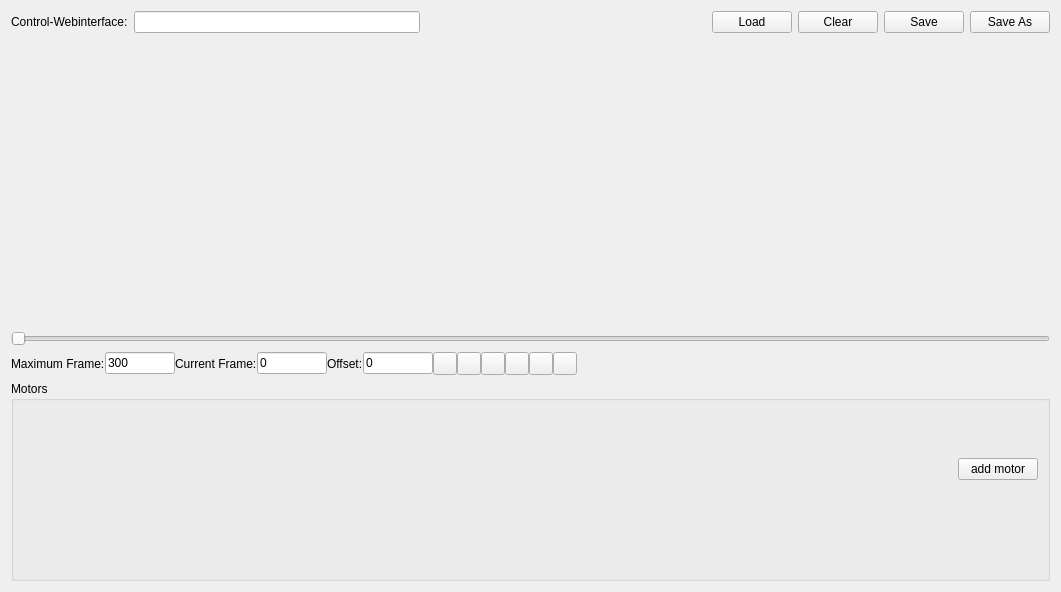
The window that gui/motioncontrol.ui (pfedick/openstopmotion) describes before a commit, drawn with Qt 5.
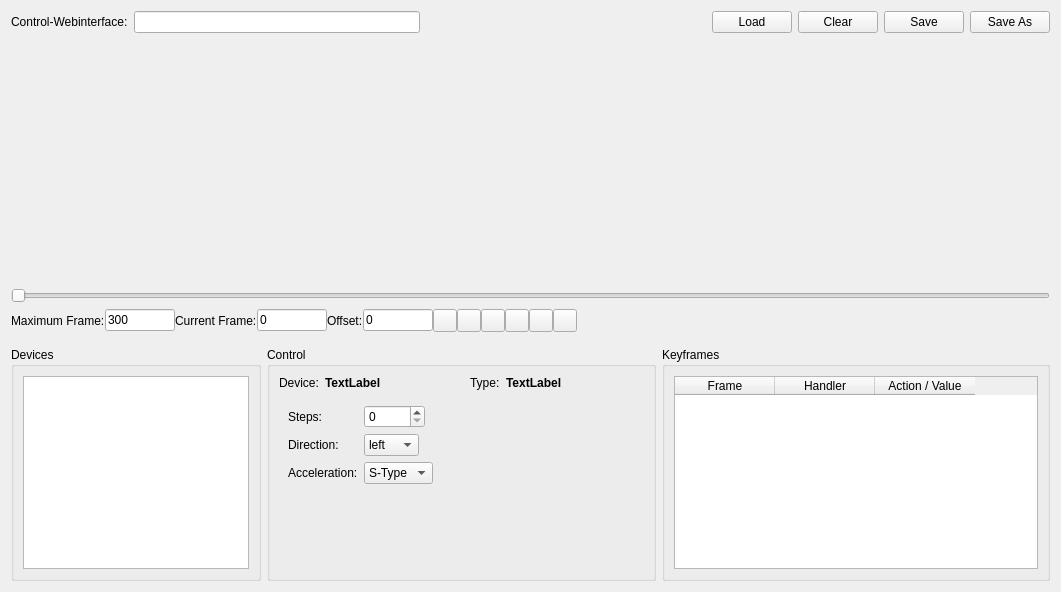
The same window after the commit. Icons and pictures are not drawn.

Commit message: MotionControl weiterentwickelt

Diff of the .ui file:
```diff
--- a/gui/motioncontrol.ui
+++ b/gui/motioncontrol.ui
@@ -333,67 +333,288 @@
     </layout>
    </item>
    <item>
-    <widget class="QGroupBox" name="groupBox">
-     <property name="minimumSize">
-      <size>
-       <width>0</width>
-       <height>200</height>
-      </size>
+    <layout class="QHBoxLayout" name="horizontalLayout_4">
+     <property name="topMargin">
+      <number>9</number>
      </property>
-     <property name="title">
-      <string>Motors</string>
-     </property>
-     <layout class="QHBoxLayout" name="horizontalLayout_3">
-      <item>
-       <widget class="QWidget" name="widget" native="true">
-        <property name="sizePolicy">
-         <sizepolicy hsizetype="Expanding" vsizetype="Preferred">
-          <horstretch>0</horstretch>
-          <verstretch>0</verstretch>
-         </sizepolicy>
-        </property>
-        <layout class="QVBoxLayout" name="verticalLayout_2">
-         <property name="topMargin">
-          <number>0</number>
-         </property>
-         <property name="bottomMargin">
-          <number>0</number>
-         </property>
-         <item>
-          <layout class="QHBoxLayout" name="motorsLayout"/>
-         </item>
-        </layout>
-       </widget>
-      </item>
-      <item>
+     <item>
+      <widget class="QGroupBox" name="groupBox_2">
+       <property name="maximumSize">
+        <size>
+         <width>250</width>
+         <height>16777215</height>
+        </size>
+       </property>
+       <property name="title">
+        <string>Devices</string>
+       </property>
+       <layout class="QHBoxLayout" name="horizontalLayout_3">
+        <item>
+         <widget class="QListWidget" name="devicesListWidget"/>
+        </item>
+       </layout>
+      </widget>
+     </item>
+     <item>
+      <widget class="QGroupBox" name="groupBox">
+       <property name="title">
+        <string>Control</string>
+       </property>
+       <layout class="QVBoxLayout" name="verticalLayout_2">
+        <item>
+         <layout class="QHBoxLayout" name="horizontalLayout_5">
+          <property name="topMargin">
+           <number>0</number>
+          </property>
+          <item>
+           <widget class="QLabel" name="label_2">
+            <property name="text">
+             <string>Device:</string>
+            </property>
+           </widget>
+          </item>
+          <item>
+           <widget class="QLabel" name="currentDeviceName">
+            <property name="sizePolicy">
+             <sizepolicy hsizetype="Expanding" vsizetype="Preferred">
+              <horstretch>0</horstretch>
+              <verstretch>0</verstretch>
+             </sizepolicy>
+            </property>
+            <property name="font">
+             <font>
+              <weight>75</weight>
+              <bold>true</bold>
+             </font>
+            </property>
+            <property name="text">
+             <string>TextLabel</string>
+            </property>
+           </widget>
+          </item>
+          <item>
+           <widget class="QLabel" name="label_6">
+            <property name="text">
+             <string>Type:</string>
+            </property>
+           </widget>
+          </item>
+          <item>
+           <widget class="QLabel" name="currentDeviceTypeName">
+            <property name="sizePolicy">
+             <sizepolicy hsizetype="Expanding" vsizetype="Preferred">
+              <horstretch>0</horstretch>
+              <verstretch>0</verstretch>
+             </sizepolicy>
+            </property>
+            <property name="font">
+             <font>
+              <weight>75</weight>
+              <bold>true</bold>
+             </font>
+            </property>
+            <property name="text">
+             <string>TextLabel</string>
+            </property>
+           </widget>
+          </item>
+         </layout>
+        </item>
+        <item>
+         <widget class="QStackedWidget" name="stackedWidget">
+          <property name="currentIndex">
+           <number>1</number>
+          </property>
+          <widget class="QWidget" name="pageControlRange">
+           <layout class="QFormLayout" name="formLayout">
+            <item row="0" column="0">
+             <widget class="QLabel" name="label_7">
+              <property name="text">
+               <string>Intensity:</string>
+              </property>
+             </widget>
+            </item>
+            <item row="0" column="1">
+             <widget class="QSlider" name="controlRangeHorizontalSlider">
+              <property name="orientation">
+               <enum>Qt::Horizontal</enum>
+              </property>
+             </widget>
+            </item>
+            <item row="1" column="1">
+             <layout class="QHBoxLayout" name="horizontalLayout_6">
+              <property name="topMargin">
+               <number>0</number>
+              </property>
+              <item>
+               <widget class="QSpinBox" name="controlRangeSpinBox"/>
+              </item>
+              <item>
+               <spacer name="horizontalSpacer_3">
+                <property name="orientation">
+                 <enum>Qt::Horizontal</enum>
+                </property>
+                <property name="sizeHint" stdset="0">
+                 <size>
+                  <width>40</width>
+                  <height>20</height>
+                 </size>
+                </property>
+               </spacer>
+              </item>
+             </layout>
+            </item>
+           </layout>
+          </widget>
+          <widget class="QWidget" name="pageStepMotor">
+           <layout class="QVBoxLayout" name="verticalLayout_4">
+            <item>
+             <layout class="QFormLayout" name="formLayout_2">
+              <item row="0" column="0">
+               <widget class="QLabel" name="label_8">
+                <property name="text">
+                 <string>Steps:</string>
+                </property>
+               </widget>
+              </item>
+              <item row="1" column="0">
+               <widget class="QLabel" name="label_9">
+                <property name="text">
+                 <string>Direction:</string>
+                </property>
+               </widget>
+              </item>
+              <item row="2" column="0">
+               <widget class="QLabel" name="label_10">
+                <property name="text">
+                 <string>Acceleration:</string>
+                </property>
+               </widget>
+              </item>
+              <item row="2" column="1">
+               <layout class="QHBoxLayout" name="horizontalLayout_7">
+                <item>
+                 <widget class="QComboBox" name="stepMotorAccelerationTypeComboBox">
+                  <item>
+                   <property name="text">
+                    <string>S-Type</string>
+                   </property>
+                  </item>
+                  <item>
+                   <property name="text">
+                    <string>linear</string>
+                   </property>
+                  </item>
+                 </widget>
+                </item>
+                <item>
+                 <spacer name="horizontalSpacer_4">
+                  <property name="orientation">
+                   <enum>Qt::Horizontal</enum>
+                  </property>
+                  <property name="sizeHint" stdset="0">
+                   <size>
+                    <width>40</width>
+                    <height>20</height>
+                   </size>
+                  </property>
+                 </spacer>
+                </item>
+               </layout>
+              </item>
+              <item row="1" column="1">
+               <layout class="QHBoxLayout" name="horizontalLayout_8">
+                <item>
+                 <widget class="QComboBox" name="stepMotorDirectionComboBox">
+                  <item>
+                   <property name="text">
+                    <string>left</string>
+                   </property>
+                  </item>
+                  <item>
+                   <property name="text">
+                    <string>right</string>
+                   </property>
+                  </item>
+                 </widget>
+                </item>
+                <item>
+                 <spacer name="horizontalSpacer_5">
+                  <property name="orientation">
+                   <enum>Qt::Horizontal</enum>
+                  </property>
+                  <property name="sizeHint" stdset="0">
+                   <size>
+                    <width>40</width>
+                    <height>20</height>
+                   </size>
+                  </property>
+                 </spacer>
+                </item>
+               </layout>
+              </item>
+              <item row="0" column="1">
+               <layout class="QHBoxLayout" name="horizontalLayout_9">
+                <item>
+                 <widget class="QSpinBox" name="stepMotorStepsSpinBox">
+                  <property name="maximum">
+                   <number>10000</number>
+                  </property>
+                 </widget>
+                </item>
+                <item>
+                 <spacer name="horizontalSpacer_6">
+                  <property name="orientation">
+                   <enum>Qt::Horizontal</enum>
+                  </property>
+                  <property name="sizeHint" stdset="0">
+                   <size>
+                    <width>40</width>
+                    <height>20</height>
+                   </size>
+                  </property>
+                 </spacer>
+                </item>
+               </layout>
+              </item>
+             </layout>
+            </item>
+           </layout>
+          </widget>
+         </widget>
+        </item>
+       </layout>
+      </widget>
+     </item>
+     <item>
+      <widget class="QGroupBox" name="groupBox_3">
+       <property name="title">
+        <string>Keyframes</string>
+       </property>
        <layout class="QVBoxLayout" name="verticalLayout">
         <item>
-         <widget class="QPushButton" name="addMotorButton">
-          <property name="text">
-           <string>add motor</string>
-          </property>
+         <widget class="QTableWidget" name="keyframesTableWidget">
+          <column>
+           <property name="text">
+            <string>Frame</string>
+           </property>
+          </column>
+          <column>
+           <property name="text">
+            <string>Handler</string>
+           </property>
+          </column>
+          <column>
+           <property name="text">
+            <string>Action / Value</string>
+           </property>
+          </column>
          </widget>
         </item>
-        <item>
-         <spacer name="verticalSpacer">
-          <property name="orientation">
-           <enum>Qt::Vertical</enum>
-          </property>
-          <property name="sizeType">
-           <enum>QSizePolicy::Minimum</enum>
-          </property>
-          <property name="sizeHint" stdset="0">
-           <size>
-            <width>20</width>
-            <height>40</height>
-           </size>
-          </property>
-         </spacer>
-        </item>
        </layout>
-      </item>
-     </layout>
-    </widget>
+      </widget>
+     </item>
+    </layout>
    </item>
   </layout>
  </widget>
```
The commit also changes 9 other files.
